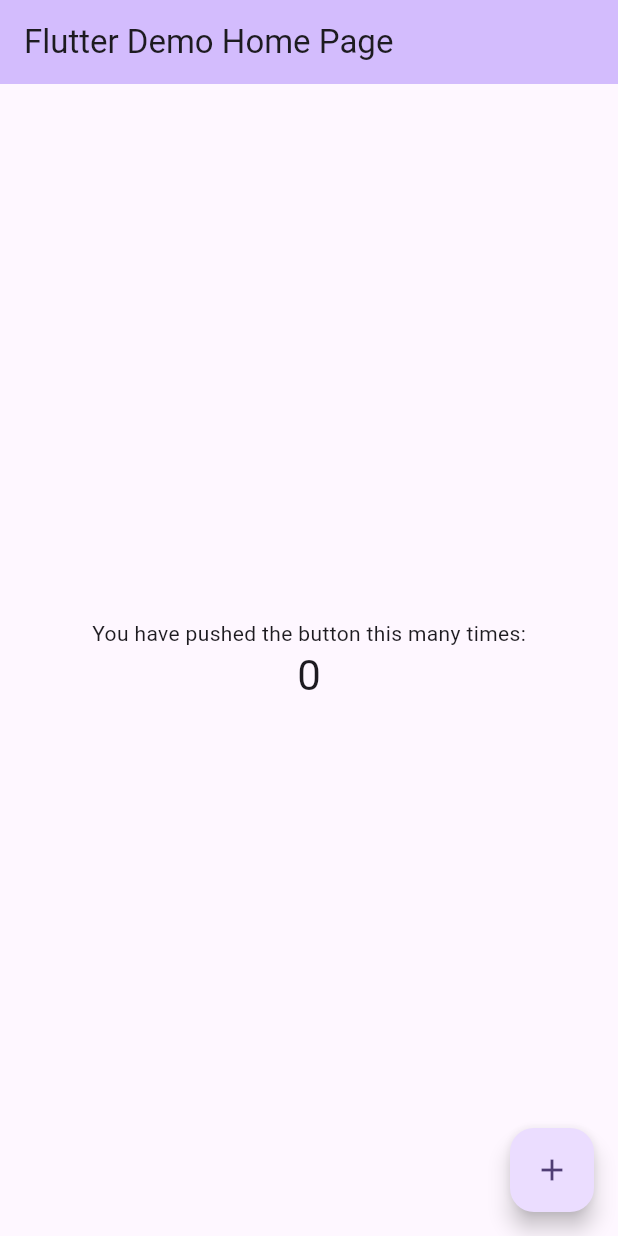
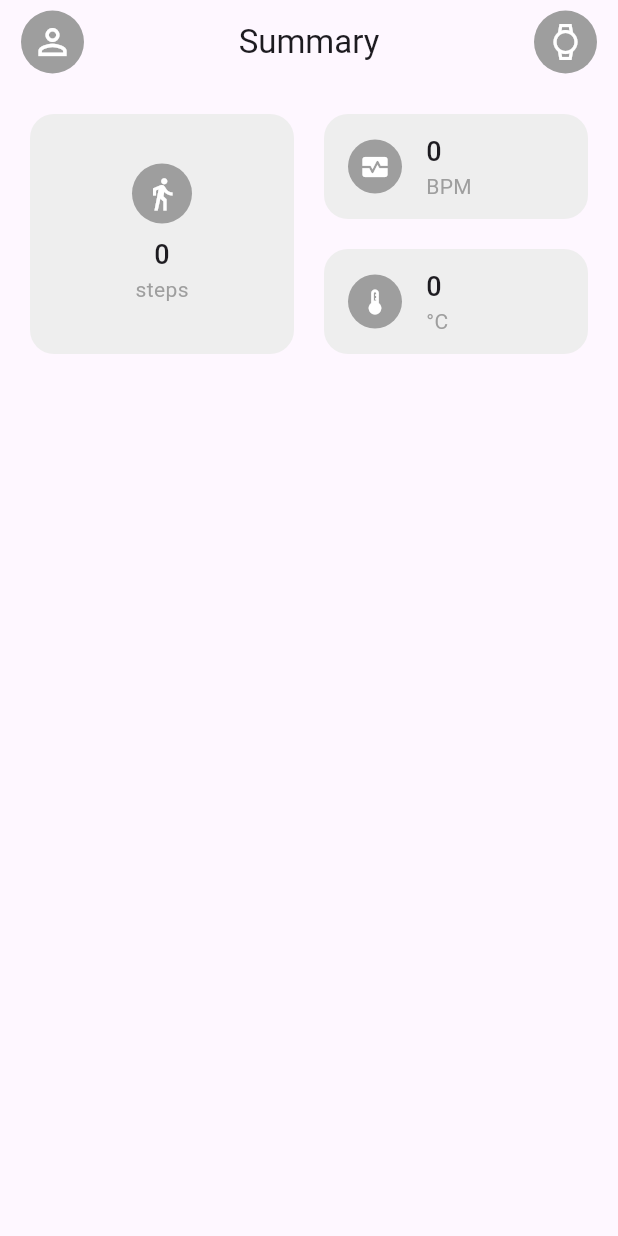
Before and after one commit to hyesuhong/health_band, a Flutter app: the screen it shows after launch, on a phone screen of 412 x 824 dp. Run offline on Flutter 3.47's test engine with Material 3 defaults, Android fonts, the phone set to English and light mode, and no system bars.

Commit message:
feat: add summary screen layout

```diff
--- a/lib/main.dart
+++ b/lib/main.dart
@@ -1,4 +1,5 @@
 import 'package:flutter/material.dart';
+import 'package:health_band/screens/summary_screen.dart';
 
 void main() {
   runApp(const MyApp());
@@ -7,119 +8,15 @@ void main() {
 class MyApp extends StatelessWidget {
   const MyApp({super.key});
 
-  // This widget is the root of your application.
   @override
   Widget build(BuildContext context) {
     return MaterialApp(
-      title: 'Flutter Demo',
+      title: 'Health Band',
       theme: ThemeData(
-        // This is the theme of your application.
-        //
-        // TRY THIS: Try running your application with "flutter run". You'll see
-        // the application has a purple toolbar. Then, without quitting the app,
-        // try changing the seedColor in the colorScheme below to Colors.green
-        // and then invoke "hot reload" (save your changes or press the "hot
-        // reload" button in a Flutter-supported IDE, or press "r" if you used
-        // the command line to start the app).
-        //
-        // Notice that the counter didn't reset back to zero; the application
-        // state is not lost during the reload. To reset the state, use hot
-        // restart instead.
-        //
-        // This works for code too, not just values: Most code changes can be
-        // tested with just a hot reload.
         colorScheme: ColorScheme.fromSeed(seedColor: Colors.deepPurple),
         useMaterial3: true,
       ),
-      home: const MyHomePage(title: 'Flutter Demo Home Page'),
+      home: const SummaryScreen(),
     );
   }
 }
-
-class MyHomePage extends StatefulWidget {
-  const MyHomePage({super.key, required this.title});
-
-  // This widget is the home page of your application. It is stateful, meaning
-  // that it has a State object (defined below) that contains fields that affect
-  // how it looks.
-
-  // This class is the configuration for the state. It holds the values (in this
-  // case the title) provided by the parent (in this case the App widget) and
-  // used by the build method of the State. Fields in a Widget subclass are
-  // always marked "final".
-
-  final String title;
-
-  @override
-  State<MyHomePage> createState() => _MyHomePageState();
-}
-
-class _MyHomePageState extends State<MyHomePage> {
-  int _counter = 0;
-
-  void _incrementCounter() {
-    setState(() {
-      // This call to setState tells the Flutter framework that something has
-      // changed in this State, which causes it to rerun the build method below
-      // so that the display can reflect the updated values. If we changed
-      // _counter without calling setState(), then the build method would not be
-      // called again, and so nothing would appear to happen.
-      _counter++;
-    });
-  }
-
-  @override
-  Widget build(BuildContext context) {
-    // This method is rerun every time setState is called, for instance as done
-    // by the _incrementCounter method above.
-    //
-    // The Flutter framework has been optimized to make rerunning build methods
-    // fast, so that you can just rebuild anything that needs updating rather
-    // than having to individually change instances of widgets.
-    return Scaffold(
-      appBar: AppBar(
-        // TRY THIS: Try changing the color here to a specific color (to
-        // Colors.amber, perhaps?) and trigger a hot reload to see the AppBar
-        // change color while the other colors stay the same.
-        backgroundColor: Theme.of(context).colorScheme.inversePrimary,
-        // Here we take the value from the MyHomePage object that was created by
-        // the App.build method, and use it to set our appbar title.
-        title: Text(widget.title),
-      ),
-      body: Center(
-        // Center is a layout widget. It takes a single child and positions it
-        // in the middle of the parent.
-        child: Column(
-          // Column is also a layout widget. It takes a list of children and
-          // arranges them vertically. By default, it sizes itself to fit its
-          // children horizontally, and tries to be as tall as its parent.
-          //
-          // Column has various properties to control how it sizes itself and
-          // how it positions its children. Here we use mainAxisAlignment to
-          // center the children vertically; the main axis here is the vertical
-          // axis because Columns are vertical (the cross axis would be
-          // horizontal).
-          //
-          // TRY THIS: Invoke "debug painting" (choose the "Toggle Debug Paint"
-          // action in the IDE, or press "p" in the console), to see the
-          // wireframe for each widget.
-          mainAxisAlignment: MainAxisAlignment.center,
-          children: <Widget>[
-            const Text(
-              'You have pushed the button this many times:',
-            ),
-            Text(
-              '$_counter',
-              style: Theme.of(context).textTheme.headlineMedium,
-            ),
-          ],
-        ),
-      ),
-      floatingActionButton: FloatingActionButton(
-        onPressed: _incrementCounter,
-        tooltip: 'Increment',
-        child: const Icon(Icons.add),
-      ), // This trailing comma makes auto-formatting nicer for build methods.
-    );
-  }
-}
--- /dev/null
+++ b/lib/screens/summary_screen.dart
@@ -0,0 +1,90 @@
+import 'package:flutter/material.dart';
+import 'package:health_band/widgets/unit_card_widget.dart';
+
+class SummaryScreen extends StatelessWidget {
+  const SummaryScreen({super.key});
+
+  @override
+  Widget build(BuildContext context) {
+    return Scaffold(
+      appBar: AppBar(
+        title: const Text('Summary'),
+        centerTitle: true,
+        automaticallyImplyLeading: false,
+        leading: Padding(
+          padding: const EdgeInsets.only(left: 14.0, top: 7, bottom: 7),
+          child: IconButton.filled(
+            style: IconButton.styleFrom(
+              backgroundColor: Colors.grey,
+            ),
+            padding: const EdgeInsets.all(0),
+            iconSize: 28,
+            color: Colors.white,
+            icon: const Icon(Icons.person_outline),
+            onPressed: () {
+              // TODO: open user setting
+            },
+          ),
+        ),
+        actions: <Widget>[
+          Padding(
+            padding: const EdgeInsets.symmetric(horizontal: 14),
+            child: Container(
+              width: 42,
+              height: 42,
+              decoration: BoxDecoration(
+                borderRadius: BorderRadius.circular(100),
+                color: Colors.grey,
+              ),
+              child: const Center(
+                child: Icon(
+                  Icons.watch_outlined,
+                  color: Colors.white,
+                ),
+              ),
+            ),
+          )
+        ],
+      ),
+      body: const SafeArea(
+        child: Padding(
+          padding: EdgeInsets.all(20.0),
+          child: SizedBox(
+            height: 160,
+            child: Row(
+              crossAxisAlignment: CrossAxisAlignment.start,
+              children: [
+                UnitCardWidget(
+                  direction: Axis.vertical,
+                  icon: Icons.directions_walk,
+                  value: 0,
+                  unit: 'steps',
+                ),
+                SizedBox(
+                  width: 20,
+                ),
+                Expanded(
+                  child: Column(
+                    children: [
+                      UnitCardWidget(
+                        icon: Icons.monitor_heart,
+                        value: 0,
+                        unit: 'BPM',
+                      ),
+                      SizedBox(height: 20),
+                      UnitCardWidget(
+                        icon: Icons.thermostat,
+                        value: 0,
+                        unit: '°C',
+                      ),
+                    ],
+                  ),
+                )
+              ],
+            ),
+          ),
+        ),
+      ),
+    );
+  }
+}
--- /dev/null
+++ b/lib/widgets/unit_card_widget.dart
@@ -0,0 +1,96 @@
+import 'package:flutter/material.dart';
+
+class UnitCardWidget extends StatelessWidget {
+  final Axis direction;
+  final IconData? icon;
+  final int value;
+  final String unit;
+  final String? description;
+
+  const UnitCardWidget({
+    super.key,
+    this.direction = Axis.horizontal,
+    this.icon,
+    required this.value,
+    required this.unit,
+    this.description,
+  });
+
+  @override
+  Widget build(BuildContext context) {
+    return Expanded(
+      child: Container(
+        decoration: BoxDecoration(
+          borderRadius: const BorderRadius.all(Radius.circular(16)),
+          color: Colors.grey[200],
+        ),
+        child: Center(
+          child: direction == Axis.horizontal
+              ? Row(
+                  crossAxisAlignment: CrossAxisAlignment.center,
+                  children: [
+                    const SizedBox(width: 16),
+                    Container(
+                      decoration: BoxDecoration(
+                        color: Colors.grey,
+                        borderRadius: BorderRadius.circular(100),
+                      ),
+                      padding: const EdgeInsets.all(8),
+                      child: Icon(icon, size: 20, color: Colors.white),
+                    ),
+                    const SizedBox(width: 16),
+                    Column(
+                      mainAxisAlignment: MainAxisAlignment.center,
+                      crossAxisAlignment: CrossAxisAlignment.start,
+                      children: [
+                        Text(
+                          value.toString(),
+                          style: const TextStyle(
+                            fontSize: 18,
+                            fontWeight: FontWeight.w500,
+                          ),
+                        ),
+                        Text(
+                          unit,
+                          style: const TextStyle(
+                            fontSize: 14,
+                            color: Colors.grey,
+                          ),
+                        )
+                      ],
+                    )
+                  ],
+                )
+              : Column(
+                  mainAxisSize: MainAxisSize.min,
+                  children: [
+                    Container(
+                      decoration: BoxDecoration(
+                        color: Colors.grey,
+                        borderRadius: BorderRadius.circular(100),
+                      ),
+                      padding: const EdgeInsets.all(8),
+                      child: Icon(icon, color: Colors.white),
+                    ),
+                    const SizedBox(height: 8),
+                    Text(
+                      value.toString(),
+                      style: const TextStyle(
+                        fontSize: 18,
+                        fontWeight: FontWeight.w500,
+                      ),
+                    ),
+                    Text(
+                      unit,
+                      style: const TextStyle(
+                        fontSize: 14,
+                        color: Colors.grey,
+                      ),
+                    )
+                  ],
+                ),
+        ),
+      ),
+    );
+  }
+}
```
